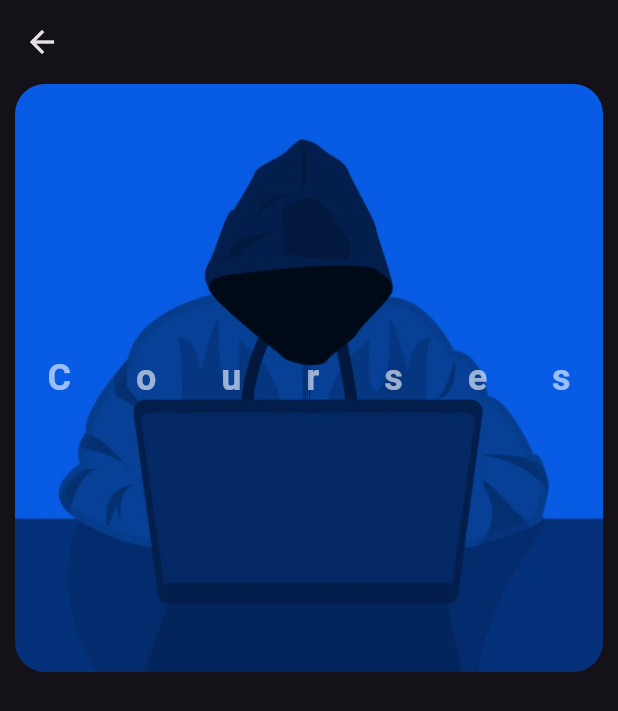
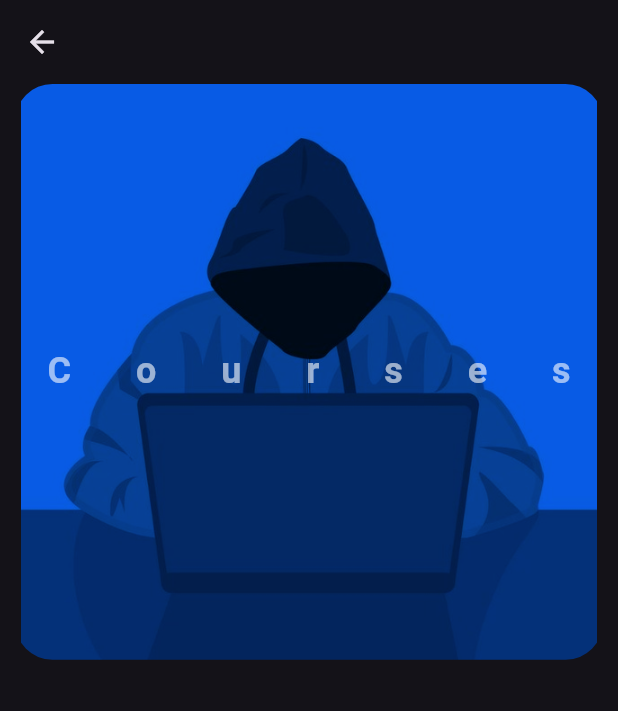
Before and after one commit to roya-zadran/flutterapp, a Flutter app: the CoursePage screen opened directly, on a phone screen of 412 x 824 dp. Shown: the top 711 px of the screen. Run offline on Flutter 3.47's test engine with Material 3 defaults, Android fonts, the phone set to English and light mode, and no system bars; our stand-ins replace lottie, shared_preferences; accounts and stored records are empty.

Commit message:
AspectRatio
Assign a ratio to a widget or make a widget too smaller by 1+ or too by 1 o below numbers.

```diff
--- a/lib/views/widgets/hero_widget.dart
+++ b/lib/views/widgets/hero_widget.dart
@@ -28,12 +28,16 @@ class HeroWidget extends StatelessWidget {
             // Tag should be used in order to use hero widget, and it takes an unique value.
             tag: "hero1",
             // ClipRReact round each widget borders
-            child: ClipRRect(
-              borderRadius: BorderRadius.circular(20.0),
-              child: Image.asset(
-                "assets/images/bg.jpg",
-                color: Colors.blue.shade600,
-                colorBlendMode: BlendMode.modulate,
+            child: AspectRatio(
+              aspectRatio: 1920/ 1880,
+              child: ClipRRect(
+                borderRadius: BorderRadius.circular(25.0),
+                child: Image.asset(
+                  height: 300,
+                  "assets/images/bg.jpg",
+                  color: Colors.blue.shade600,
+                  colorBlendMode: BlendMode.modulate,
+                ),
               ),
             ),
           ),
```
